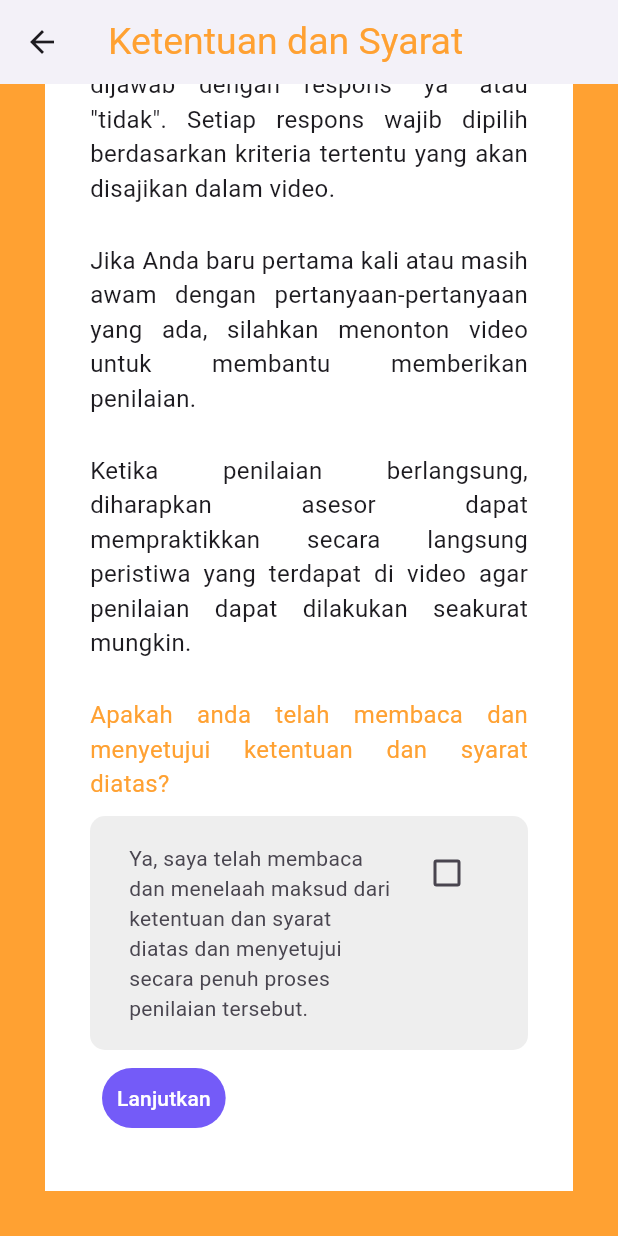
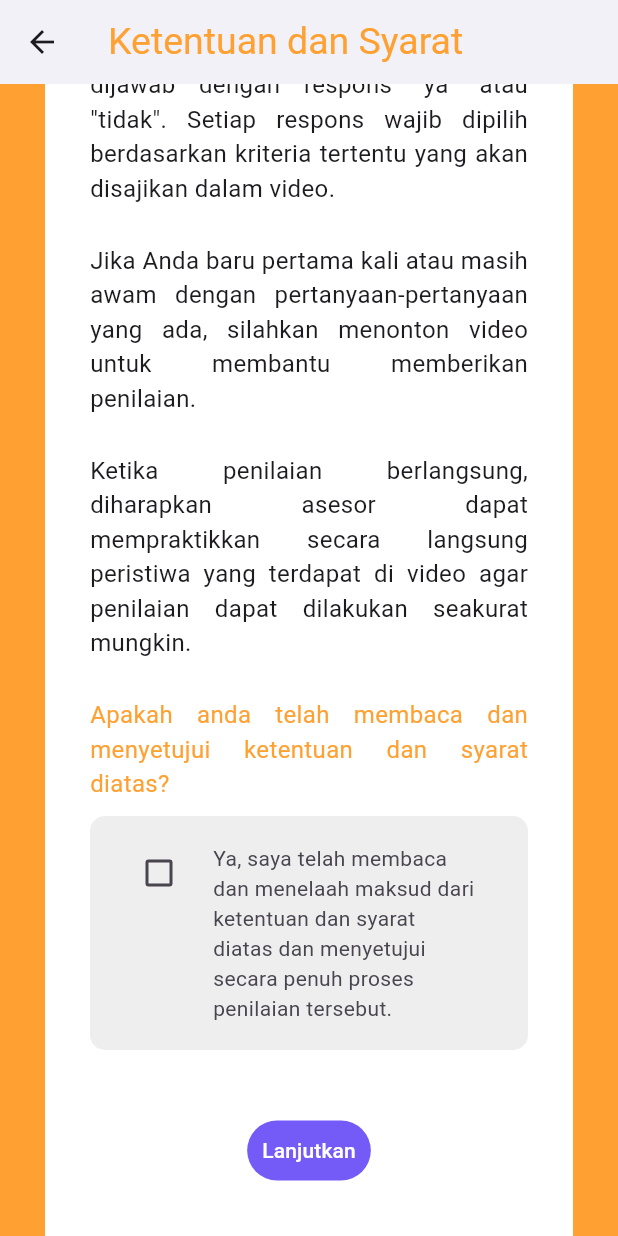
Before and after one commit to falthackel/tiny-detector, a Flutter app: the TermsAndCondition screen opened directly, scrolled down 303 dp, on a phone screen of 412 x 824 dp. Run offline on Flutter 3.47's test engine with Material 3 defaults, Android fonts, the phone set to English and light mode, and no system bars; our stand-ins replace material_design_icons_flutter.

Commit message:
Add controlAffinity at the checkboxlist and make button in center

```diff
--- a/flutter_tiny_detector/lib/terms_and_conditions.dart
+++ b/flutter_tiny_detector/lib/terms_and_conditions.dart
@@ -1,7 +1,4 @@
 import 'package:flutter/material.dart';
-import 'package:material_design_icons_flutter/material_design_icons_flutter.dart';
-
-
 
 class TermsAndCondition extends StatefulWidget {
   const TermsAndCondition({super.key});
@@ -79,6 +76,7 @@ class _TermsAndConditionState extends State<TermsAndCondition> {
                       borderRadius: BorderRadius.circular(10.0), // Adjust corner radius as needed
                     ),
                     child: CheckboxListTile(
+                      controlAffinity: ListTileControlAffinity.leading, // Set checkbox to the left
                       value: isRead,
                       onChanged: (bool? value) {
                         setState(() {
@@ -119,7 +117,9 @@ class _TermsAndConditionState extends State<TermsAndCondition> {
                   //     ],
                   //   ),
                   ),
-                  Padding(
+                  const SizedBox(height: 35), // Add spacing between paragraphs
+                  Center(
+                    child: Padding(
                       padding: const EdgeInsets.all(8.0),
                       child: TextButton( // Replace Container with TextButton
                         onPressed: () { },
@@ -139,6 +139,7 @@ class _TermsAndConditionState extends State<TermsAndCondition> {
                         ),
                       ),
                     ),
+                  ),
                 ],
             ),
           ),
```
Lines whose indentation alone changed are shown as unchanged.
